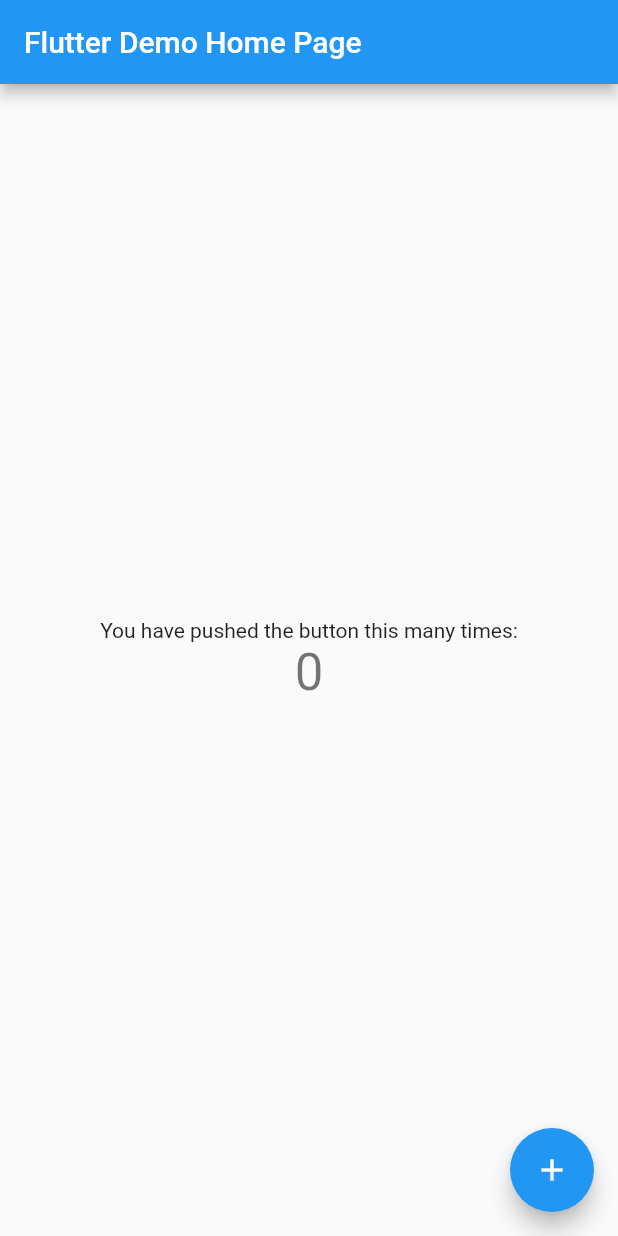
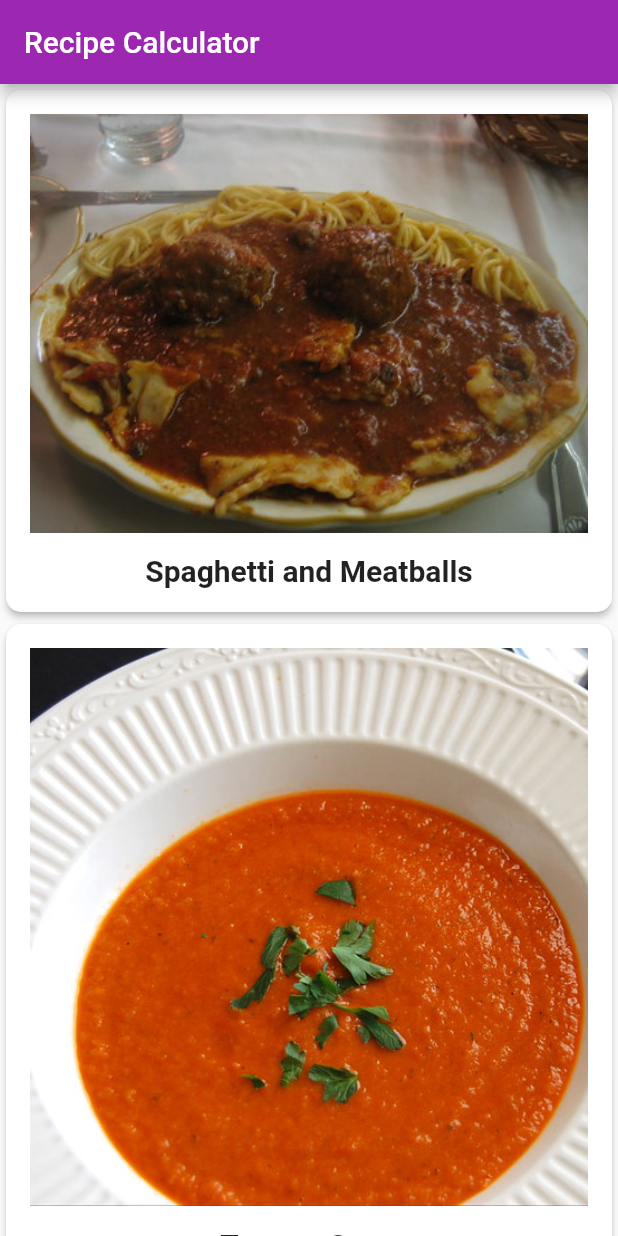
Before and after one commit to justicebhekani88/recipes_app, a Flutter app: the screen it shows after launch, on a phone screen of 412 x 824 dp. Run offline on Flutter 3.47's test engine with Material 2 defaults, Android fonts, the phone set to English and light mode, and no system bars; Roboto replaces fonts that are missing (Palatino).

Commit message:
adding the recipe data, assets and displaying recipe details

```diff
--- a/recipes/lib/main.dart
+++ b/recipes/lib/main.dart
@@ -1,45 +1,31 @@
 import 'package:flutter/material.dart';
+import 'recipe.dart';
+import 'recipe_detail.dart';
 
 void main() {
-  runApp(const MyApp());
+  runApp(const RecipeApp());
 }
 
-class MyApp extends StatelessWidget {
-  const MyApp({Key? key}) : super(key: key);
+class RecipeApp extends StatelessWidget {
+  const RecipeApp({Key? key}) : super(key: key);
 
-  // This widget is the root of your application.
   @override
   Widget build(BuildContext context) {
     return MaterialApp(
-      title: 'Flutter Demo',
+      title: 'Recipe Calculator',
       theme: ThemeData(
-        // This is the theme of your application.
-        //
-        // Try running your application with "flutter run". You'll see the
-        // application has a blue toolbar. Then, without quitting the app, try
-        // changing the primarySwatch below to Colors.green and then invoke
-        // "hot reload" (press "r" in the console where you ran "flutter run",
-        // or simply save your changes to "hot reload" in a Flutter IDE).
-        // Notice that the counter didn't reset back to zero; the application
-        // is not restarted.
-        primarySwatch: Colors.blue,
+        colorScheme: ColorScheme.fromSwatch().copyWith(
+          primary: Colors.purple,
+          secondary: Colors.black
+        ),
       ),
-      home: const MyHomePage(title: 'Flutter Demo Home Page'),
+      home: const MyHomePage(title: 'Recipe Calculator'),
     );
   }
 }
 
 class MyHomePage extends StatefulWidget {
   const MyHomePage({Key? key, required this.title}) : super(key: key);
-
-  // This widget is the home page of your application. It is stateful, meaning
-  // that it has a State object (defined below) that contains fields that affect
-  // how it looks.
-
-  // This class is the configuration for the state. It holds the values (in this
-  // case the title) provided by the parent (in this case the App widget) and
-  // used by the build method of the State. Fields in a Widget subclass are
-  // always marked "final".
 
   final String title;
 
@@ -48,68 +34,62 @@ class MyHomePage extends StatefulWidget {
 }
 
 class _MyHomePageState extends State<MyHomePage> {
-  int _counter = 0;
-
-  void _incrementCounter() {
-    setState(() {
-      // This call to setState tells the Flutter framework that something has
-      // changed in this State, which causes it to rerun the build method below
-      // so that the display can reflect the updated values. If we changed
-      // _counter without calling setState(), then the build method would not be
-      // called again, and so nothing would appear to happen.
-      _counter++;
-    });
-  }
 
   @override
   Widget build(BuildContext context) {
-    // This method is rerun every time setState is called, for instance as done
-    // by the _incrementCounter method above.
-    //
-    // The Flutter framework has been optimized to make rerunning build methods
-    // fast, so that you can just rebuild anything that needs updating rather
-    // than having to individually change instances of widgets.
     return Scaffold(
       appBar: AppBar(
-        // Here we take the value from the MyHomePage object that was created by
-        // the App.build method, and use it to set our appbar title.
         title: Text(widget.title),
       ),
-      body: Center(
-        // Center is a layout widget. It takes a single child and positions it
-        // in the middle of the parent.
+      body: SafeArea(
+        child: ListView.builder(
+          itemCount: Recipe.samples.length,
+          itemBuilder: (BuildContext context, int index){
+            return GestureDetector(
+              onTap: (){
+                Navigator.push(context,
+                  MaterialPageRoute(
+                    builder: (context){
+                      return RecipeDetail(recipe: Recipe.samples[index]);
+                      //return const Text('Detail Page');
+                    },
+                  ),
+                );
+              },
+              child: buildRecipeCard(Recipe.samples[index]),
+            );
+            //return buildRecipeCard(Recipe.samples[index]);
+            //return Text(Recipe.samples[index].label);
+          },
+        ),
+      ),
+    );
+  }
+
+  Widget buildRecipeCard(Recipe recipe){
+    return Card(
+      elevation: 2.0,
+      shape: RoundedRectangleBorder(
+        borderRadius: BorderRadius.circular(10.0)),
+      child:Padding(
+        padding: const EdgeInsets.all(16.0),
         child: Column(
-          // Column is also a layout widget. It takes a list of children and
-          // arranges them vertically. By default, it sizes itself to fit its
-          // children horizontally, and tries to be as tall as its parent.
-          //
-          // Invoke "debug painting" (press "p" in the console, choose the
-          // "Toggle Debug Paint" action from the Flutter Inspector in Android
-          // Studio, or the "Toggle Debug Paint" command in Visual Studio Code)
-          // to see the wireframe for each widget.
-          //
-          // Column has various properties to control how it sizes itself and
-          // how it positions its children. Here we use mainAxisAlignment to
-          // center the children vertically; the main axis here is the vertical
-          // axis because Columns are vertical (the cross axis would be
-          // horizontal).
-          mainAxisAlignment: MainAxisAlignment.center,
           children: <Widget>[
-            const Text(
-              'You have pushed the button this many times:',
+            Image(image: AssetImage(recipe.imageUrl)),
+            const SizedBox(
+              height: 14.0,
             ),
             Text(
-              '$_counter',
-              style: Theme.of(context).textTheme.headline4,
-            ),
+              recipe.label,
+              style: const TextStyle(
+                fontSize: 20.0,
+                fontWeight: FontWeight.w700,
+                fontFamily: 'Palatino',
+              ),
+            )
           ],
         ),
       ),
-      floatingActionButton: FloatingActionButton(
-        onPressed: _incrementCounter,
-        tooltip: 'Increment',
-        child: const Icon(Icons.add),
-      ), // This trailing comma makes auto-formatting nicer for build methods.
     );
   }
 }
--- /dev/null
+++ b/recipes/lib/recipe.dart
@@ -0,0 +1,91 @@
+import 'package:flutter/material.dart';
+
+class Recipe{
+  int servings;
+  List<Ingredient> ingredients;
+  String label;
+  String imageUrl;
+
+  Recipe(this.label, this.imageUrl, this.servings, this.ingredients);
+
+  static List<Recipe> samples = [
+    Recipe(
+      'Spaghetti and Meatballs',
+      'assets/2126711929_ef763de2b3_w.jpg',
+      4,
+      [
+      Ingredient(1, 'box', 'Spaghetti'),
+      Ingredient(4, '', 'Frozen Meatballs'),
+      Ingredient(0.5, 'jar', 'sauce'),
+      ],
+    ),
+    Recipe(
+      'Tomato Soup',
+      'assets/27729023535_a57606c1be.jpg',
+      2,
+      [
+      Ingredient(1, 'can', 'Tomato Soup'),
+      ],
+    ),
+    Recipe(
+      'Grilled Cheese',
+      'assets/3187380632_5056654a19_b.jpg',
+      1,
+      [
+      Ingredient(2, 'slices', 'Cheese'),
+      Ingredient(2, 'slices', 'Bread'),
+      ],
+    ),
+    Recipe(
+      'Chocolate Chip Cookies',
+      'assets/15992102771_b92f4cc00a_b.jpg',
+      24,
+      [
+      Ingredient(4, 'cups', 'flour'),
+      Ingredient(2, 'cups', 'sugar'),
+      Ingredient(0.5, 'cups', 'chocolate chips'),
+      ],
+    ),
+    Recipe(
+      'Taco Salad',
+      'assets/8533381643_a31a99e8a6_c.jpg',
+      1,
+      [
+      Ingredient(4, 'oz', 'nachos'),
+      Ingredient(3, 'oz', 'taco meat'),
+      Ingredient(0.5, 'cup', 'cheese'),
+      Ingredient(0.25, 'cup', 'chopped tomatoes'),
+      ],
+    ),
+    Recipe(
+      'Hawaiian Pizza',
+      'assets/15452035777_294cefced5_c.jpg',
+      4,
+      [
+      Ingredient(1, 'item', 'pizza'),
+      Ingredient(1, 'cup', 'pineapple'),
+      Ingredient(8, 'oz', 'ham'),
+      ],
+    ),
+  ];
+    // Recipe('Spaghetti and Meatballs',
+    // 'assets/2126711929_ef763de2b3_w.jpg'),
+    // Recipe('Tomato Soup',
+    // 'assets/27729023535_a57606c1be.jpg'),
+    // Recipe('Grilled Cheese',
+    // 'assets/3187380632_5056654a19_b.jpg'),
+    // Recipe('Chocolate Chip Cookies',
+    // 'assets/15992102771_b92f4cc00a_b.jpg'),
+    // Recipe('Taco Salad',
+    // 'assets/8533381643_a31a99e8a6_c.jpg'),
+    // Recipe('Hawaiian Pizza',
+    // 'assets/15452035777_294cefced5_c.jpg'),
+}
+
+class Ingredient{
+  double quantity;
+  String measure;
+  String name;
+
+  Ingredient(this.quantity, this.measure, this.name);
+}
--- a/recipes/pubspec.yaml
+++ b/recipes/pubspec.yaml
@@ -61,6 +61,8 @@ flutter:
   # assets:
   #   - images/a_dot_burr.jpeg
   #   - images/a_dot_ham.jpeg
+  assets:
+    - assets/
 
   # An image asset can refer to one or more resolution-specific "variants", see
   # https://flutter.dev/assets-and-images/#resolution-aware
```
Also changed, not shown: recipes/lib/recipe_detail.dart (added, +72 -0 lines), recipes/assets/15452035777_294cefced5_c.jpg (added), recipes/assets/15992102771_b92f4cc00a_b.jpg (added), recipes/assets/2126711929_ef763de2b3_w.jpg (added), recipes/assets/27729023535_a57606c1be.jpg (added), recipes/assets/3187380632_5056654a19_b.jpg (added), recipes/assets/8533381643_a31a99e8a6_c.jpg (added), 1 other file.
